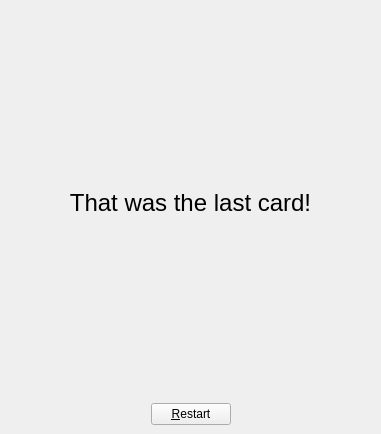
Above: src/templates/sample/samplesimulator.ui from pulkit136133/BuildmLearn-Toolkit before the change. Below: the same form after it.
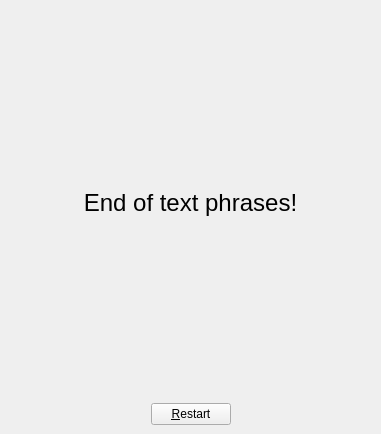
That is the form after the change. The open tabs and pages were chosen to show the change.

What changed in the file:
```diff
--- a/src/templates/sample/samplesimulator.ui
+++ b/src/templates/sample/samplesimulator.ui
@@ -155,7 +155,7 @@
        <item row="0" column="0" colspan="3">
         <widget class="QLabel" name="m_lblHeading_3">
          <property name="text">
-          <string notr="true">&lt;span style=&quot; font-size:18pt;&quot;&gt;That was the last card!&lt;/span&gt;</string>
+          <string notr="true">&lt;html&gt;&lt;head/&gt;&lt;body&gt;&lt;p&gt;&lt;span style=&quot; font-size:18pt;&quot;&gt;End of text phrases!&lt;/span&gt;&lt;/p&gt;&lt;/body&gt;&lt;/html&gt;</string>
          </property>
          <property name="alignment">
           <set>Qt::AlignCenter</set>
```
Left out of the diff: 2 changed lines with no effect on the pictures.
